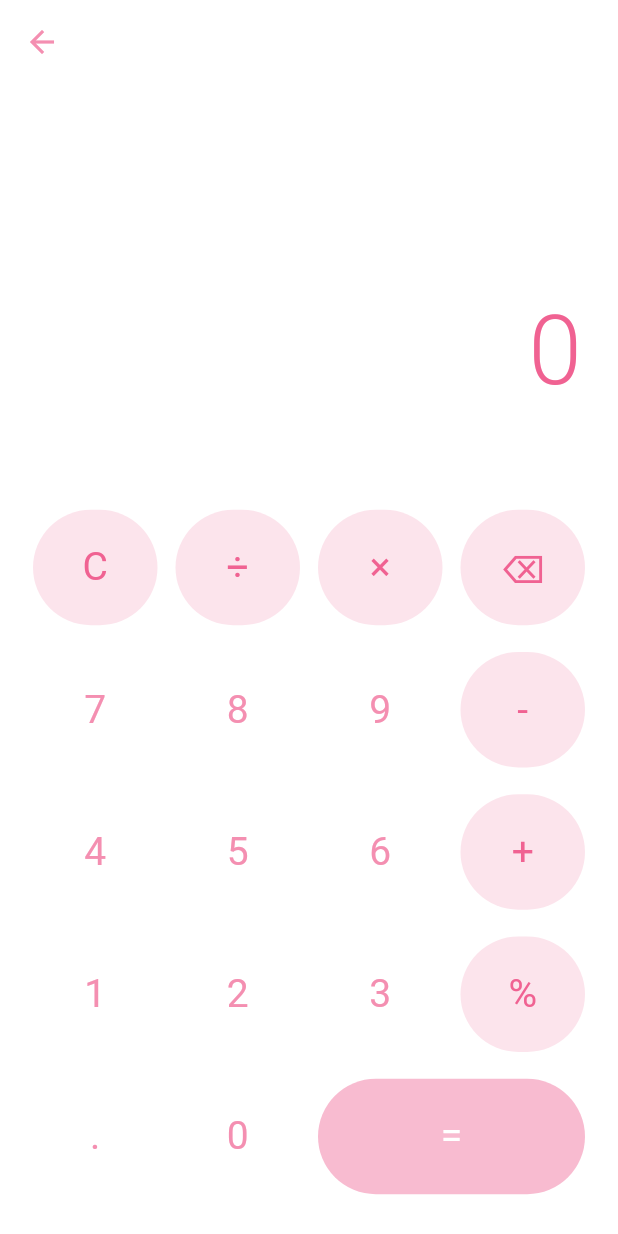
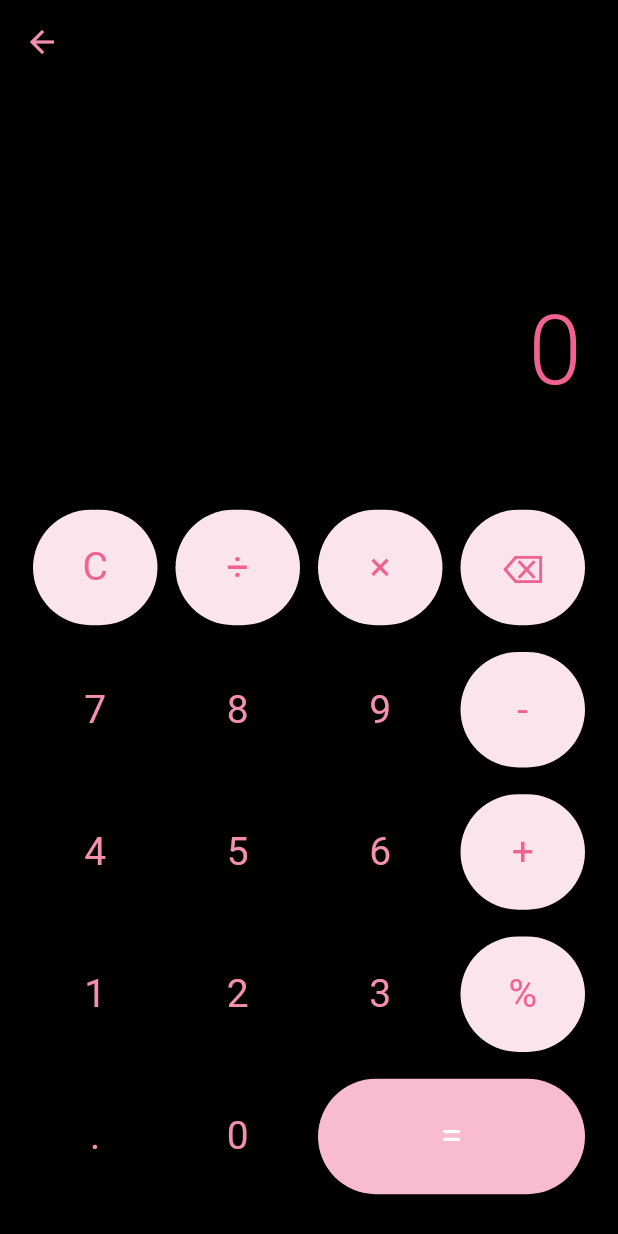
Before and after one commit to FigoRazzan/FrosthubAPP, a Flutter app: the Calculator screen opened directly, on a phone screen of 412 x 824 dp. Run offline on Flutter 3.47's test engine with Material 3 defaults, Android fonts, the phone set to English and light mode, and no system bars; our stand-ins replace curved_navigation_bar, loading_animation_widget.

Commit message:
Update UI Calculator

```diff
--- a/lib/screens/calculator.dart
+++ b/lib/screens/calculator.dart
@@ -69,7 +69,7 @@ class _CalculatorState extends State<Calculator> {
             shape: RoundedRectangleBorder(
               borderRadius: BorderRadius.circular(50.0),
             ),
-            backgroundColor: isOperator ? Colors.pink[50] : Colors.white,
+            backgroundColor: isOperator ? Colors.pink[50] : Colors.black,
           ),
           onPressed: () => buttonPressed(buttonText),
           child: Text(
@@ -88,13 +88,13 @@ class _CalculatorState extends State<Calculator> {
   @override
   Widget build(BuildContext context) {
     return Scaffold(
-      backgroundColor: Colors.white,
+      backgroundColor: Colors.black,
       appBar: AppBar(
         leading: IconButton(
           icon: Icon(Icons.arrow_back, color: Colors.pink[200]),
           onPressed: () => Navigator.pop(context),
         ),
-        backgroundColor: Colors.white,
+        backgroundColor: Colors.black,
         elevation: 0,
       ),
       body: SafeArea(
```
